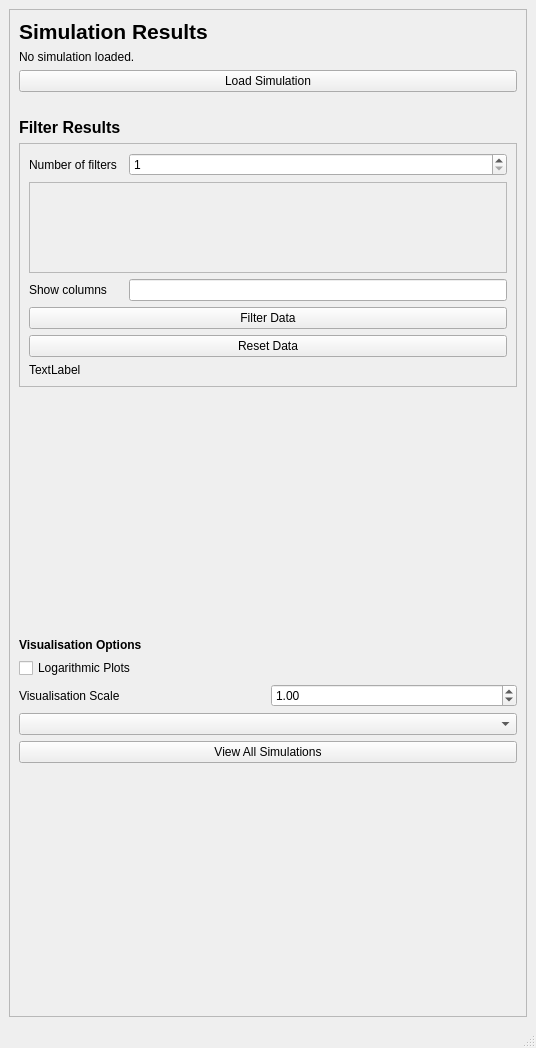
First picture: the form in juno/ui/qtdesigner_files/VisualiseResults.ui, repository DeMarcoLab/juno, before the edit.
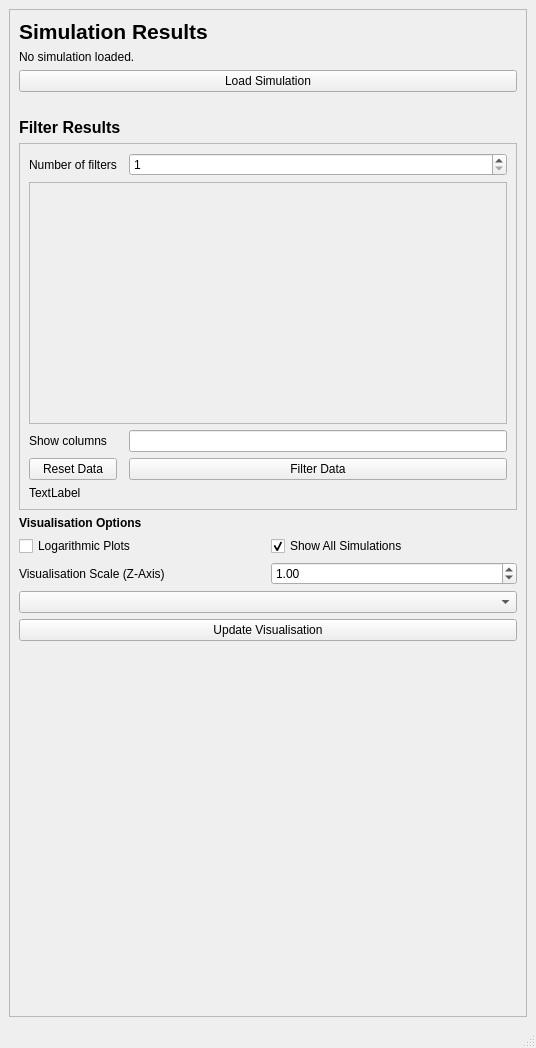
Second picture: the form after the edit.

The edit to the form file:
```diff
--- a/juno/ui/qtdesigner_files/VisualiseResults.ui
+++ b/juno/ui/qtdesigner_files/VisualiseResults.ui
@@ -36,19 +36,76 @@
        <enum>QFrame::Raised</enum>
       </property>
       <layout class="QGridLayout" name="gridLayout_2">
-       <item row="7" column="0">
-        <spacer name="verticalSpacer_2">
+       <item row="13" column="0">
+        <spacer name="verticalSpacer">
          <property name="orientation">
           <enum>Qt::Vertical</enum>
          </property>
          <property name="sizeHint" stdset="0">
           <size>
            <width>20</width>
-           <height>30</height>
+           <height>40</height>
           </size>
          </property>
         </spacer>
        </item>
+       <item row="8" column="0">
+        <layout class="QGridLayout" name="gridLayout_3">
+         <item row="3" column="1">
+          <widget class="QDoubleSpinBox" name="doubleSpinBox_scale">
+           <property name="minimum">
+            <double>0.000000000000000</double>
+           </property>
+           <property name="maximum">
+            <double>1000.000000000000000</double>
+           </property>
+           <property name="singleStep">
+            <double>0.001000000000000</double>
+           </property>
+           <property name="value">
+            <double>1.000000000000000</double>
+           </property>
+          </widget>
+         </item>
+         <item row="2" column="0">
+          <widget class="QCheckBox" name="checkBox_log_plots">
+           <property name="text">
+            <string>Logarithmic Plots</string>
+           </property>
+          </widget>
+         </item>
+         <item row="3" column="0">
+          <widget class="QLabel" name="label_vis_scale">
+           <property name="text">
+            <string>Visualisation Scale (Z-Axis)</string>
+           </property>
+          </widget>
+         </item>
+         <item row="1" column="0">
+          <widget class="QLabel" name="label_vis_header">
+           <property name="font">
+            <font>
+             <weight>75</weight>
+             <bold>true</bold>
+            </font>
+           </property>
+           <property name="text">
+            <string>Visualisation Options</string>
+           </property>
+          </widget>
+         </item>
+         <item row="2" column="1">
+          <widget class="QCheckBox" name="checkBox_show_all_simulations">
+           <property name="text">
+            <string>Show All Simulations</string>
+           </property>
+           <property name="checked">
+            <bool>true</bool>
+           </property>
+          </widget>
+         </item>
+        </layout>
+       </item>
        <item row="5" column="0">
         <widget class="QFrame" name="frame_filter">
          <property name="frameShape">
@@ -65,20 +122,6 @@
             </property>
            </widget>
           </item>
-          <item row="6" column="0" colspan="3">
-           <widget class="QPushButton" name="pushButton_reset_data">
-            <property name="text">
-             <string>Reset Data</string>
-            </property>
-           </widget>
-          </item>
-          <item row="5" column="0" colspan="3">
-           <widget class="QPushButton" name="pushButton_filter_data">
-            <property name="text">
-             <string>Filter Data</string>
-            </property>
-           </widget>
-          </item>
           <item row="3" column="0">
            <widget class="QLabel" name="label_show_columns">
             <property name="text">
@@ -129,15 +172,46 @@
                <x>0</x>
                <y>0</y>
                <width>476</width>
-               <height>83</height>
+               <height>232</height>
               </rect>
              </property>
             </widget>
            </widget>
           </item>
+          <item row="4" column="0">
+           <widget class="QPushButton" name="pushButton_reset_data">
+            <property name="text">
+             <string>Reset Data</string>
+            </property>
+           </widget>
+          </item>
+          <item row="4" column="2">
+           <widget class="QPushButton" name="pushButton_filter_data">
+            <property name="text">
+             <string>Filter Data</string>
+            </property>
+           </widget>
+          </item>
          </layout>
         </widget>
        </item>
+       <item row="9" column="0">
+        <widget class="QComboBox" name="comboBox_napari_sim"/>
+       </item>
+       <item row="3" column="0">
+        <widget class="QLabel" name="label_sim_no_loaded">
+         <property name="text">
+          <string/>
+         </property>
+        </widget>
+       </item>
+       <item row="10" column="0">
+        <widget class="QPushButton" name="pushButton_update_visualisation">
+         <property name="text">
+          <string>Update Visualisation</string>
+         </property>
+        </widget>
+       </item>
        <item row="2" column="0">
         <widget class="QPushButton" name="pushButton_load_simulation">
          <property name="text">
@@ -145,6 +219,16 @@
          </property>
         </widget>
        </item>
+       <item row="7" column="0">
+        <layout class="QVBoxLayout" name="tableLayout"/>
+       </item>
+       <item row="1" column="0">
+        <widget class="QLabel" name="label_sim_run_name">
+         <property name="text">
+          <string>No simulation loaded.</string>
+         </property>
+        </widget>
+       </item>
        <item row="4" column="0">
         <widget class="QLabel" name="label_filter_title">
          <property name="font">
@@ -159,13 +243,6 @@
          </property>
         </widget>
        </item>
-       <item row="3" column="0">
-        <widget class="QLabel" name="label_sim_no_loaded">
-         <property name="text">
-          <string/>
-         </property>
-        </widget>
-       </item>
        <item row="0" column="0">
         <widget class="QLabel" name="label_title">
          <property name="font">
@@ -180,86 +257,6 @@
          </property>
         </widget>
        </item>
-       <item row="10" column="0">
-        <widget class="QComboBox" name="comboBox_napari_sim"/>
-       </item>
-       <item row="11" column="0">
-        <widget class="QPushButton" name="pushButton_open_napari">
-         <property name="text">
-          <string>View All Simulations</string>
-         </property>
-        </widget>
-       </item>
-       <item row="8" column="0">
-        <layout class="QVBoxLayout" name="tableLayout"/>
-       </item>
-       <item row="14" column="0">
-        <spacer name="verticalSpacer">
-         <property name="orientation">
-          <enum>Qt::Vertical</enum>
-         </property>
-         <property name="sizeHint" stdset="0">
-          <size>
-           <width>20</width>
-           <height>40</height>
-          </size>
-         </property>
-        </spacer>
-       </item>
-       <item row="1" column="0">
-        <widget class="QLabel" name="label_sim_run_name">
-         <property name="text">
-          <string>No simulation loaded.</string>
-         </property>
-        </widget>
-       </item>
-       <item row="9" column="0">
-        <layout class="QGridLayout" name="gridLayout_3">
-         <item row="3" column="1">
-          <widget class="QDoubleSpinBox" name="doubleSpinBox_scale">
-           <property name="minimum">
-            <double>0.000000000000000</double>
-           </property>
-           <property name="maximum">
-            <double>1000.000000000000000</double>
-           </property>
-           <property name="singleStep">
-            <double>0.001000000000000</double>
-           </property>
-           <property name="value">
-            <double>1.000000000000000</double>
-           </property>
-          </widget>
-         </item>
-         <item row="2" column="0">
-          <widget class="QCheckBox" name="checkBox_log_plots">
-           <property name="text">
-            <string>Logarithmic Plots</string>
-           </property>
-          </widget>
-         </item>
-         <item row="3" column="0">
-          <widget class="QLabel" name="label_vis_scale">
-           <property name="text">
-            <string>Visualisation Scale</string>
-           </property>
-          </widget>
-         </item>
-         <item row="1" column="0">
-          <widget class="QLabel" name="label_vis_header">
-           <property name="font">
-            <font>
-             <weight>75</weight>
-             <bold>true</bold>
-            </font>
-           </property>
-           <property name="text">
-            <string>Visualisation Options</string>
-           </property>
-          </widget>
-         </item>
-        </layout>
-       </item>
       </layout>
      </widget>
     </item>
```
Left out of the diff: 2 changed lines with no effect on the pictures.
